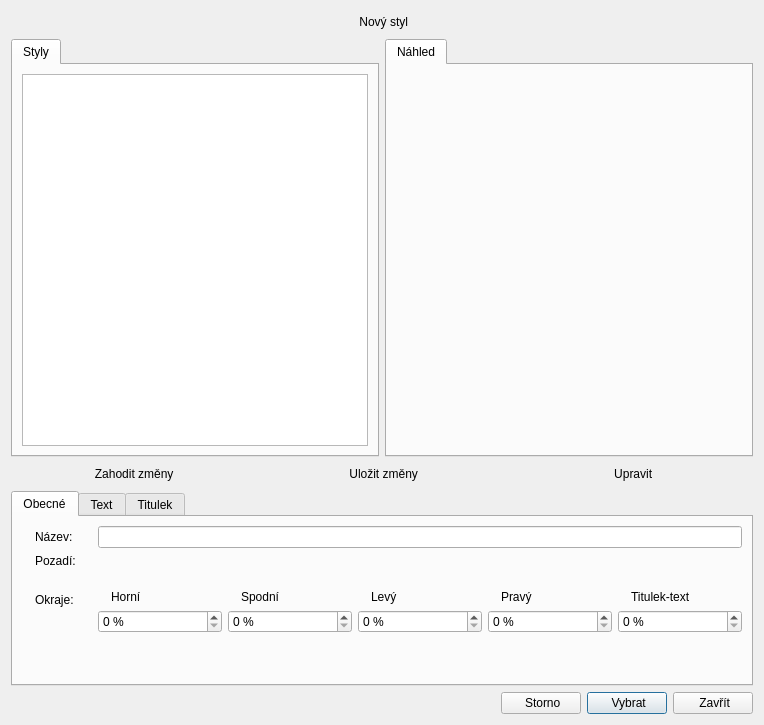
CZDanol/StrawLumen, file src/gui/stylesdialog.ui: the form before one commit.
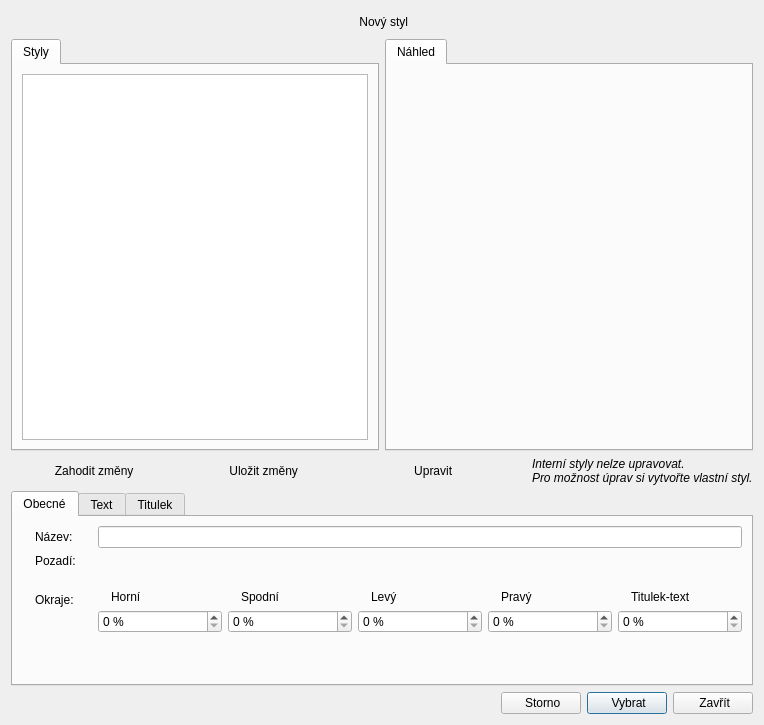
The form after the commit. The open tabs and pages were chosen to show the change. Icons and pictures are not drawn. Custom widgets are drawn as their Qt base class.

Commit message: Bible import, less strict bible ref format

```diff
--- a/src/gui/stylesdialog.ui
+++ b/src/gui/stylesdialog.ui
@@ -200,6 +200,56 @@
         </property>
        </widget>
       </item>
+      <item>
+       <widget class="QWidget" name="wgtInternalStyleWarning" native="true">
+        <layout class="QHBoxLayout" name="horizontalLayout_3">
+         <property name="leftMargin">
+          <number>0</number>
+         </property>
+         <property name="topMargin">
+          <number>0</number>
+         </property>
+         <property name="rightMargin">
+          <number>0</number>
+         </property>
+         <property name="bottomMargin">
+          <number>0</number>
+         </property>
+         <item>
+          <widget class="QLabel" name="label_17">
+           <property name="sizePolicy">
+            <sizepolicy hsizetype="Maximum" vsizetype="Preferred">
+             <horstretch>0</horstretch>
+             <verstretch>0</verstretch>
+            </sizepolicy>
+           </property>
+           <property name="pixmap">
+            <pixmap resource="../../res/resources.qrc">:/icons/16/Error_16px.png</pixmap>
+           </property>
+          </widget>
+         </item>
+         <item>
+          <widget class="QLabel" name="label_18">
+           <property name="font">
+            <font>
+             <italic>true</italic>
+            </font>
+           </property>
+           <property name="text">
+            <string>Interní styly nelze upravovat.
+Pro možnost úprav si vytvořte vlastní styl.</string>
+           </property>
+           <property name="textFormat">
+            <enum>Qt::PlainText</enum>
+           </property>
+           <property name="wordWrap">
+            <bool>false</bool>
+           </property>
+          </widget>
+         </item>
+        </layout>
+       </widget>
+      </item>
      </layout>
     </widget>
    </item>
```
Left out of the diff: 2 changed lines with no effect on the pictures. The commit also changes 24 other files.
